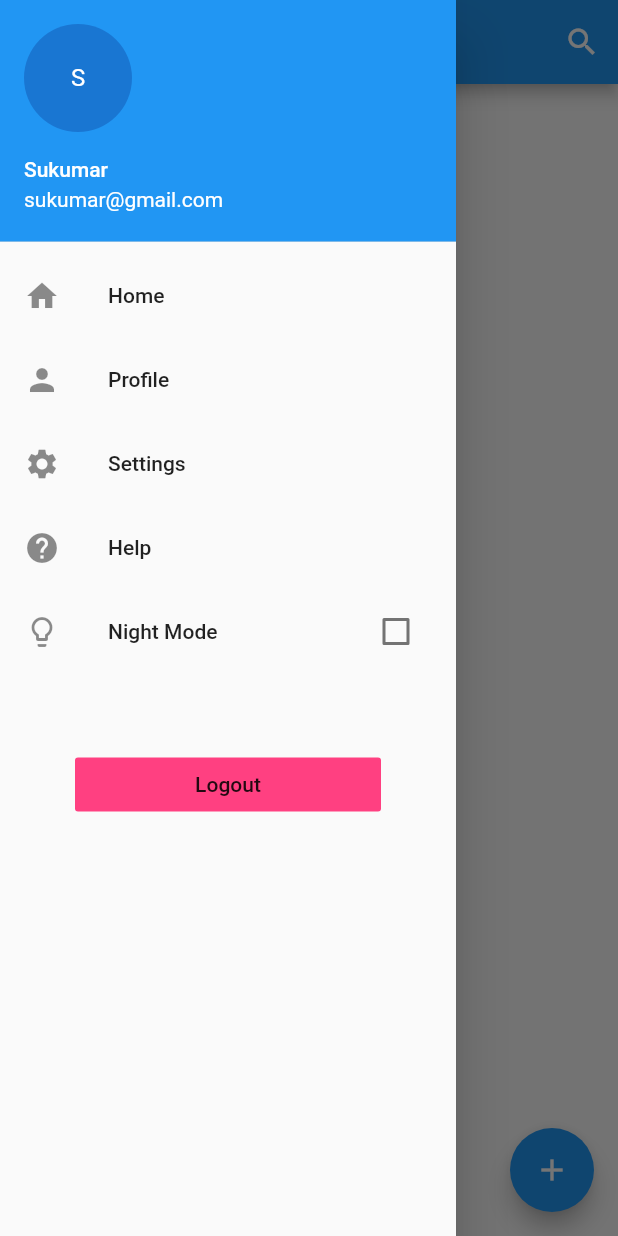
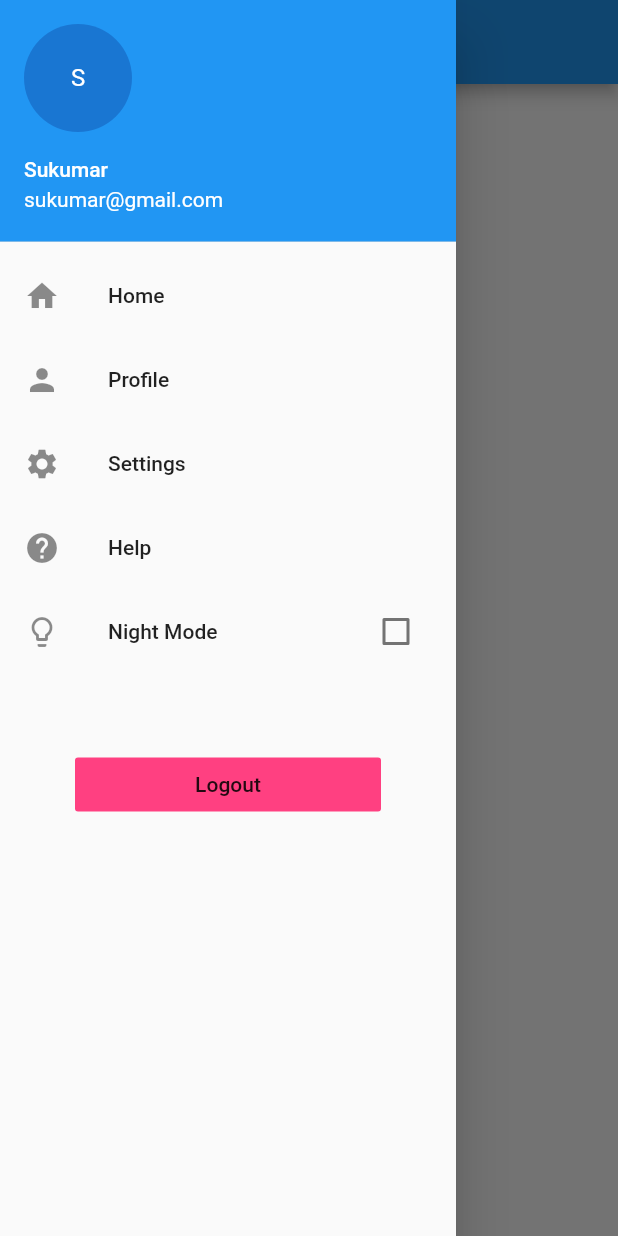
Before and after one commit to chandru612/cafeteria-app, a Flutter app: the screen it shows after launch, with the side drawer open, on a phone screen of 412 x 824 dp. Run offline on Flutter 3.47's test engine with Material 2 defaults, Android fonts, the light colour scheme and no system bars; network calls fail.

Commit message:
[Sayeed|Sukanya|Nandha] Add FoodFeedBack stats screen for admin

```diff
--- /dev/null
+++ b/lib/Models/FoodItemFeedback.dart
@@ -0,0 +1,42 @@
+
+import 'dart:convert';
+
+List<FoodItemFeedback> foodItemFeedbackFromJson(String str) => new List<FoodItemFeedback>.from(json.decode(str).map((x) => FoodItemFeedback.fromJson(x)));
+
+String foodItemFeedbackToJson(List<FoodItemFeedback> data) => json.encode(new List<dynamic>.from(data.map((x) => x.toJson())));
+
+class FoodItemFeedback {
+  String name;
+  String imageUrl;
+  String description;
+  int likes;
+  int dislikes;
+  int neutral;
+
+  FoodItemFeedback({
+    this.name,
+    this.imageUrl,
+    this.description,
+    this.likes,
+    this.dislikes,
+    this.neutral,
+  });
+
+  factory FoodItemFeedback.fromJson(Map<String, dynamic> json) => new FoodItemFeedback(
+    name: json["name"],
+    imageUrl: json["image_url"],
+    description: json["description"],
+    likes: json["likes"],
+    dislikes: json["dislikes"],
+    neutral: json["neutral"],
+  );
+
+  Map<String, dynamic> toJson() => {
+    "name": name,
+    "image_url": imageUrl,
+    "description": description,
+    "likes": likes,
+    "dislikes": dislikes,
+    "neutral": neutral,
+  };
+}
--- /dev/null
+++ b/lib/Screens/FoodItemFeedbackScreen.dart
@@ -0,0 +1,25 @@
+import 'package:cafeteria/Component/FoodListFeedbackComponent.dart';
+import 'package:flutter/material.dart';
+
+import '../Component/NavigationDrawerComponent.dart';
+import '../Service/FoodItemService.dart';
+
+class FoodItemFeedbackScreen extends StatelessWidget {
+  @override
+  Widget build(BuildContext context) {
+    return SafeArea(
+        child: Scaffold(
+          appBar: AppBar(
+            title: Text('Food Feedback'),
+          ),
+          body: FutureBuilder(future: FoodItemService.getAllFoodItemsWithFeedback(),
+          builder: (BuildContext context, AsyncSnapshot snapshot) {
+            bool isSuccess = snapshot.connectionState == ConnectionState.done && snapshot.hasData;
+            return isSuccess ? FoodListFeedbackComponent(snapshot.data) : Center(child: CircularProgressIndicator());
+          },
+          ),
+        drawer: NavigationDrawerComponent(),
+        ),
+    );
+  }
+}
--- a/lib/Service/FoodItemService.dart
+++ b/lib/Service/FoodItemService.dart
@@ -1,4 +1,5 @@
 import 'package:cafeteria/Models/FoodItem.dart';
+import 'package:cafeteria/Models/FoodItemFeedback.dart';
 import "package:http/http.dart" as http;
 import 'package:cafeteria/common/Constants.dart';
 
@@ -7,4 +8,9 @@ class FoodItemService {
     var response = await http.get(foodItemsUrl);
     return foodItemFromJson(response.body);
   }
+
+  static Future<List<FoodItemFeedback>> getAllFoodItemsWithFeedback() async {
+    var response = await http.get(foodItemsFeedbackUrl);
+    return foodItemFeedbackFromJson(response.body);
+  }
 }
--- a/lib/common/Constants.dart
+++ b/lib/common/Constants.dart
@@ -1 +1,2 @@
 const String foodItemsUrl = "http://www.mocky.io/v2/5d31a14533000074007ba30c";
+const String foodItemsFeedbackUrl = "http://www.mocky.io/v2/5d32d6c13400005500749ed8";
--- a/lib/main.dart
+++ b/lib/main.dart
@@ -1,6 +1,7 @@
 import 'package:flutter/cupertino.dart';
 import 'package:flutter/material.dart';
 import 'package:cafeteria/Screens/FoodItemScreen.dart';
+import 'Screens/FoodItemFeedbackScreen.dart';
 import 'provider/ThemeChangerProvider.dart';
 import 'package:provider/provider.dart';
 
@@ -29,7 +30,7 @@ class MaterialAppTheme extends StatelessWidget {
         primarySwatch: Colors.blue,
         brightness: themeChangerProvider.brightness,
       ),
-      home: FoodItemScreen(),
+      home: FoodItemFeedbackScreen(),
     );
   }
 }
```
Also changed, not shown: lib/Component/FeedbackStatsComponent.dart (added, +41 -0 lines), lib/Component/FoodListFeedbackComponent.dart (added, +35 -0 lines), pubspec.lock.
